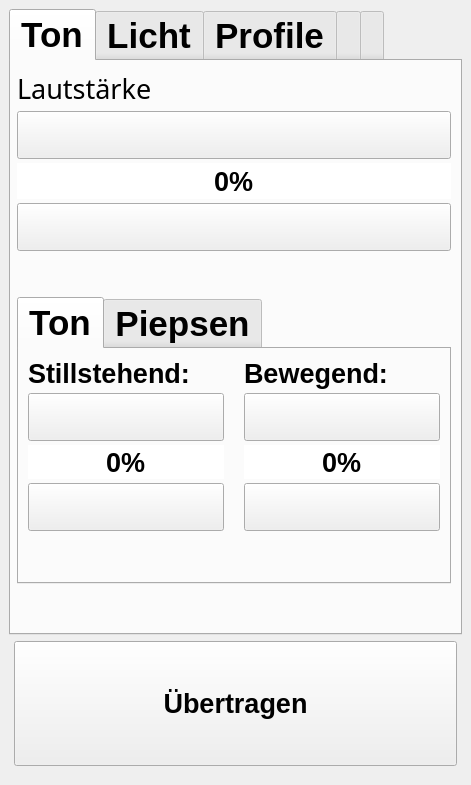
Above: klingelballui.ui from Sammasas/Klingelball-App before the change. Below: the same form after it.
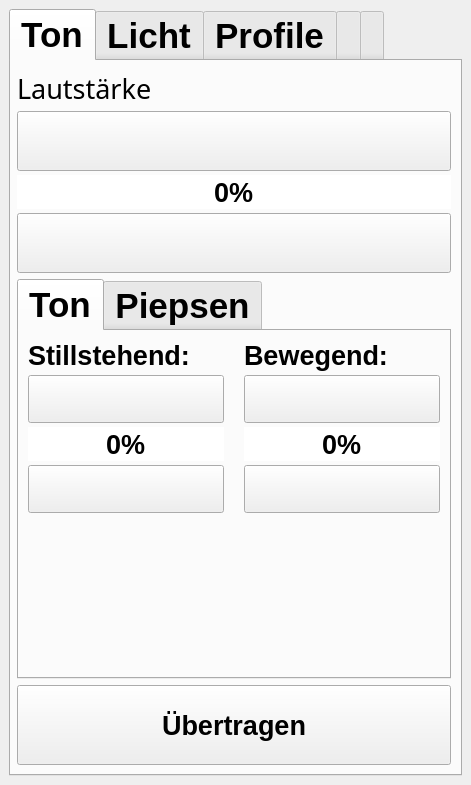
That is the form after the change. The open tabs and pages were chosen to show the change. Icons and pictures are not drawn.

```diff
--- a/klingelballui.ui
+++ b/klingelballui.ui
@@ -17,7 +17,7 @@
    <string notr="true">QPushButton{border-image: url(:/new/prefix1/ButtonUp.png);}</string>
   </property>
   <widget class="QWidget" name="centralwidget">
-   <layout class="QVBoxLayout" name="verticalLayout_2" stretch="0,3">
+   <layout class="QVBoxLayout" name="verticalLayout_2" stretch="0">
     <item>
      <widget class="QTabWidget" name="tabWidget">
       <property name="enabled">
@@ -52,7 +52,7 @@
        <attribute name="title">
         <string>Ton</string>
        </attribute>
-       <layout class="QVBoxLayout" name="verticalLayout_3" stretch="0,0,0,0">
+       <layout class="QVBoxLayout" name="verticalLayout_3" stretch="0,0,0">
         <property name="sizeConstraint">
          <enum>QLayout::SetNoConstraint</enum>
         </property>
@@ -93,11 +93,23 @@
           <item>
            <widget class="QPushButton" name="Lautstaerke_erhoehen">
             <property name="sizePolicy">
-             <sizepolicy hsizetype="Minimum" vsizetype="Preferred">
+             <sizepolicy hsizetype="Preferred" vsizetype="Preferred">
               <horstretch>0</horstretch>
               <verstretch>0</verstretch>
              </sizepolicy>
             </property>
+            <property name="minimumSize">
+             <size>
+              <width>0</width>
+              <height>0</height>
+             </size>
+            </property>
+            <property name="maximumSize">
+             <size>
+              <width>16777215</width>
+              <height>60</height>
+             </size>
+            </property>
             <property name="accessibleName">
              <string>Lautstärke erhöhen</string>
             </property>
@@ -128,7 +140,7 @@
           <item>
            <widget class="QSpinBox" name="Lautstaerke">
             <property name="sizePolicy">
-             <sizepolicy hsizetype="Minimum" vsizetype="Preferred">
+             <sizepolicy hsizetype="Minimum" vsizetype="Maximum">
               <horstretch>0</horstretch>
               <verstretch>0</verstretch>
              </sizepolicy>
@@ -182,6 +194,18 @@
               <verstretch>0</verstretch>
              </sizepolicy>
             </property>
+            <property name="minimumSize">
+             <size>
+              <width>0</width>
+              <height>0</height>
+             </size>
+            </property>
+            <property name="maximumSize">
+             <size>
+              <width>16777215</width>
+              <height>60</height>
+             </size>
+            </property>
             <property name="accessibleName">
              <string>Lautstärke verringern</string>
             </property>
@@ -196,22 +220,6 @@
           </item>
          </layout>
         </item>
-        <item>
-         <spacer name="verticalSpacer_8">
-          <property name="orientation">
-           <enum>Qt::Vertical</enum>
-          </property>
-          <property name="sizeType">
-           <enum>QSizePolicy::Preferred</enum>
-          </property>
-          <property name="sizeHint" stdset="0">
-           <size>
-            <width>20</width>
-            <height>40</height>
-           </size>
-          </property>
-         </spacer>
-        </item>
         <item>
          <widget class="QTabWidget" name="Sound_tabWidget">
           <property name="font">
@@ -232,7 +240,7 @@
            </attribute>
            <layout class="QVBoxLayout" name="verticalLayout_5">
             <item>
-             <layout class="QGridLayout" name="Ton_Layout" rowstretch="7,0,0,0" columnstretch="0,0">
+             <layout class="QGridLayout" name="Ton_Layout" rowstretch="0,0,0,0" columnstretch="0,0">
               <property name="sizeConstraint">
                <enum>QLayout::SetMaximumSize</enum>
               </property>
@@ -242,98 +250,6 @@
               <property name="verticalSpacing">
                <number>4</number>
               </property>
-              <item row="3" column="1">
-               <widget class="QPushButton" name="Bewegend_Ton_Freq_verringern">
-                <property name="sizePolicy">
-                 <sizepolicy hsizetype="Minimum" vsizetype="Preferred">
-                  <horstretch>0</horstretch>
-                  <verstretch>0</verstretch>
-                 </sizepolicy>
-                </property>
-                <property name="accessibleName">
-                 <string>Bewegende Frequenz verringern</string>
-                </property>
-                <property name="text">
-                 <string/>
-                </property>
-                <property name="icon">
-                 <iconset resource="UI-Resources.qrc">
-                  <normaloff>:/Icons/Chevron_down_inverted.png</normaloff>:/Icons/Chevron_down_inverted.png</iconset>
-                </property>
-               </widget>
-              </item>
-              <item row="1" column="1">
-               <widget class="QPushButton" name="Bewegend_Ton_Freq_erhoehen">
-                <property name="sizePolicy">
-                 <sizepolicy hsizetype="Minimum" vsizetype="Preferred">
-                  <horstretch>0</horstretch>
-                  <verstretch>0</verstretch>
-                 </sizepolicy>
-                </property>
-                <property name="accessibleName">
-                 <string>Bewegende Frequenz erhöhen</string>
-                </property>
-                <property name="text">
-                 <string/>
-                </property>
-                <property name="icon">
-                 <iconset resource="UI-Resources.qrc">
-                  <normaloff>:/Icons/Chevron_Up_inverted.png</normaloff>:/Icons/Chevron_Up_inverted.png</iconset>
-                </property>
-               </widget>
-              </item>
-              <item row="2" column="1">
-               <widget class="QSpinBox" name="Bewegend_Ton_Freq">
-                <property name="sizePolicy">
-                 <sizepolicy hsizetype="Minimum" vsizetype="Preferred">
-                  <horstretch>0</horstretch>
-                  <verstretch>0</verstretch>
-                 </sizepolicy>
-                </property>
-                <property name="font">
-                 <font>
-                  <pointsize>20</pointsize>
-                  <bold>true</bold>
-                 </font>
-                </property>
-                <property name="cursor">
-                 <cursorShape>BlankCursor</cursorShape>
-                </property>
-                <property name="mouseTracking">
-                 <bool>false</bool>
-                </property>
-                <property name="focusPolicy">
-                 <enum>Qt::ClickFocus</enum>
-                </property>
-                <property name="accessibleName">
-                 <string>Bewegende Frequenz %</string>
-                </property>
-                <property name="frame">
-                 <bool>false</bool>
-                </property>
-                <property name="alignment">
-                 <set>Qt::AlignCenter</set>
-                </property>
-                <property name="readOnly">
-                 <bool>true</bool>
-                </property>
-                <property name="buttonSymbols">
-                 <enum>QAbstractSpinBox::NoButtons</enum>
-                </property>
-                <property name="keyboardTracking">
-                 <bool>false</bool>
-                </property>
-                <property name="suffix">
-                 <string notr="true">%</string>
-                </property>
-                <property name="maximum">
-                 <number>100</number>
-                </property>
-                <property name="singleStep">
-                 <number>5</number>
-                </property>
-               </widget>
-              </item>
               <item row="0" column="0">
                <widget class="QLabel" name="Stillstehend_Ton_Freq_Label">
                 <property name="font">
@@ -350,6 +266,84 @@
                 </property>
                </widget>
               </item>
+              <item row="1" column="0">
+               <widget class="QPushButton" name="Stillstehend_Ton_Freq_erhoehen">
+                <property name="sizePolicy">
+                 <sizepolicy hsizetype="Minimum" vsizetype="Preferred">
+                  <horstretch>0</horstretch>
+                  <verstretch>0</verstretch>
+                 </sizepolicy>
+                </property>
+                <property name="maximumSize">
+                 <size>
+                  <width>16777215</width>
+                  <height>80</height>
+                 </size>
+                </property>
+                <property name="accessibleName">
+                 <string>Stillstehende Frequenz erhöhen</string>
+                </property>
+                <property name="text">
+                 <string/>
+                </property>
+                <property name="icon">
+                 <iconset resource="UI-Resources.qrc">
+                  <normaloff>:/Icons/Chevron_Up_inverted.png</normaloff>:/Icons/Chevron_Up_inverted.png</iconset>
+                </property>
+               </widget>
+              </item>
+              <item row="2" column="0">
+               <widget class="QSpinBox" name="Stillstehend_Ton_Freq">
+                <property name="sizePolicy">
+                 <sizepolicy hsizetype="Preferred" vsizetype="Preferred">
+                  <horstretch>0</horstretch>
+                  <verstretch>0</verstretch>
+                 </sizepolicy>
+                </property>
+                <property name="font">
+                 <font>
+                  <pointsize>20</pointsize>
+                  <bold>true</bold>
+                 </font>
+                </property>
+                <property name="cursor">
+                 <cursorShape>BlankCursor</cursorShape>
+                </property>
+                <property name="focusPolicy">
+                 <enum>Qt::ClickFocus</enum>
+                </property>
+                <property name="accessibleName">
+                 <string>Stillstehende Frequenz %</string>
+                </property>
+                <property name="wrapping">
+                 <bool>false</bool>
+                </property>
+                <property name="frame">
+                 <bool>false</bool>
+                </property>
+                <property name="alignment">
+                 <set>Qt::AlignCenter</set>
+                </property>
+                <property name="readOnly">
+                 <bool>true</bool>
+                </property>
+                <property name="buttonSymbols">
+                 <enum>QAbstractSpinBox::NoButtons</enum>
+                </property>
+                <property name="keyboardTracking">
+                 <bool>false</bool>
+                </property>
+                <property name="suffix">
+                 <string>%</string>
+                </property>
+                <property name="maximum">
+                 <number>100</number>
+                </property>
+                <property name="singleStep">
+                 <number>5</number>
+                </property>
+               </widget>
+              </item>
               <item row="3" column="0">
                <widget class="QPushButton" name="Stillstehend_Ton_Freq_Verringern">
                 <property name="sizePolicy">
@@ -358,6 +352,12 @@
                   <verstretch>0</verstretch>
                  </sizepolicy>
                 </property>
+                <property name="maximumSize">
+                 <size>
+                  <width>16777215</width>
+                  <height>80</height>
+                 </size>
+                </property>
                 <property name="accessibleName">
                  <string>Stillstehende Frequenz verringern</string>
                 </property>
@@ -372,6 +372,12 @@
               </item>
               <item row="0" column="1">
                <widget class="QLabel" name="Bewegend_Ton_Freq_Label">
+                <property name="sizePolicy">
+                 <sizepolicy hsizetype="Preferred" vsizetype="Minimum">
+                  <horstretch>0</horstretch>
+                  <verstretch>0</verstretch>
+                 </sizepolicy>
+                </property>
                 <property name="font">
                  <font>
                   <pointsize>20</pointsize>
@@ -386,10 +392,36 @@
                 </property>
                </widget>
               </item>
-              <item row="2" column="0">
-               <widget class="QSpinBox" name="Stillstehend_Ton_Freq">
+              <item row="1" column="1">
+               <widget class="QPushButton" name="Bewegend_Ton_Freq_erhoehen">
                 <property name="sizePolicy">
-                 <sizepolicy hsizetype="Preferred" vsizetype="Preferred">
+                 <sizepolicy hsizetype="Minimum" vsizetype="Maximum">
+                  <horstretch>0</horstretch>
+                  <verstretch>0</verstretch>
+                 </sizepolicy>
+                </property>
+                <property name="maximumSize">
+                 <size>
+                  <width>16777215</width>
+                  <height>80</height>
+                 </size>
+                </property>
+                <property name="accessibleName">
+                 <string>Bewegende Frequenz erhöhen</string>
+                </property>
+                <property name="text">
+                 <string/>
+                </property>
+                <property name="icon">
+                 <iconset resource="UI-Resources.qrc">
+                  <normaloff>:/Icons/Chevron_Up_inverted.png</normaloff>:/Icons/Chevron_Up_inverted.png</iconset>
+                </property>
+               </widget>
+              </item>
+              <item row="2" column="1">
+               <widget class="QSpinBox" name="Bewegend_Ton_Freq">
+                <property name="sizePolicy">
+                 <sizepolicy hsizetype="Minimum" vsizetype="Preferred">
                   <horstretch>0</horstretch>
                   <verstretch>0</verstretch>
                  </sizepolicy>
@@ -428,7 +460,7 @@
                  <bool>false</bool>
                 </property>
                 <property name="suffix">
-                 <string>%</string>
+                 <string notr="true">%</string>
                 </property>
                 <property name="maximum">
                  <number>100</number>
@@ -438,14 +470,20 @@
                 </property>
                </widget>
               </item>
-              <item row="1" column="0">
-               <widget class="QPushButton" name="Stillstehend_Ton_Freq_erhoehen">
+              <item row="3" column="1">
+               <widget class="QPushButton" name="Bewegend_Ton_Freq_verringern">
                 <property name="sizePolicy">
                  <sizepolicy hsizetype="Minimum" vsizetype="Preferred">
                   <horstretch>0</horstretch>
                   <verstretch>0</verstretch>
                  </sizepolicy>
                 </property>
+                <property name="maximumSize">
+                 <size>
+                  <width>16777215</width>
+                  <height>80</height>
+                 </size>
+                </property>
                 <property name="accessibleName">
                  <string>Stillstehende Frequenz erhöhen</string>
                 </property>
@@ -461,7 +499,7 @@
              </layout>
             </item>
             <item>
-             <spacer name="verticalSpacer_9">
+             <spacer name="verticalSpacer_5">
               <property name="orientation">
                <enum>Qt::Vertical</enum>
               </property>
@@ -727,20 +765,29 @@
          </widget>
         </item>
         <item>
-         <spacer name="verticalSpacer_5">
-          <property name="orientation">
-           <enum>Qt::Vertical</enum>
+         <widget class="QPushButton" name="uebertragen_button">
+          <property name="sizePolicy">
+           <sizepolicy hsizetype="Preferred" vsizetype="Preferred">
+            <horstretch>0</horstretch>
+            <verstretch>0</verstretch>
+           </sizepolicy>
           </property>
-          <property name="sizeType">
-           <enum>QSizePolicy::Preferred</enum>
-          </property>
-          <property name="sizeHint" stdset="0">
+          <property name="minimumSize">
            <size>
-            <width>20</width>
-            <height>40</height>
+            <width>0</width>
+            <height>80</height>
            </size>
           </property>
-         </spacer>
+          <property name="font">
+           <font>
+            <pointsize>20</pointsize>
+            <bold>true</bold>
+           </font>
+          </property>
+          <property name="text">
+           <string>Übertragen</string>
+          </property>
+         </widget>
         </item>
        </layout>
       </widget>
@@ -1766,53 +1813,6 @@
       </widget>
      </widget>
     </item>
-    <item>
-     <layout class="QVBoxLayout" name="verticalLayout" stretch="0">
-      <property name="spacing">
-       <number>7</number>
-      </property>
-      <property name="sizeConstraint">
-       <enum>QLayout::SetDefaultConstraint</enum>
-      </property>
-      <property name="leftMargin">
-       <number>5</number>
-      </property>
-      <property name="topMargin">
-       <number>0</number>
-      </property>
-      <property name="rightMargin">
-       <number>5</number>
-      </property>
-      <property name="bottomMargin">
-       <number>10</number>
-      </property>
-      <item>
-       <widget class="QPushButton" name="uebertragen_button">
-        <property name="sizePolicy">
-         <sizepolicy hsizetype="Preferred" vsizetype="Preferred">
-          <horstretch>0</horstretch>
-          <verstretch>2</verstretch>
-         </sizepolicy>
-        </property>
-        <property name="minimumSize">
-         <size>
-          <width>0</width>
-          <height>80</height>
-         </size>
-        </property>
-        <property name="font">
-         <font>
-          <pointsize>20</pointsize>
-          <bold>true</bold>
-         </font>
-        </property>
-        <property name="text">
-         <string>Übertragen</string>
-        </property>
-       </widget>
-      </item>
-     </layout>
-    </item>
    </layout>
   </widget>
  </widget>
```
Left out of the diff: 448 changed lines with no effect on the pictures.
